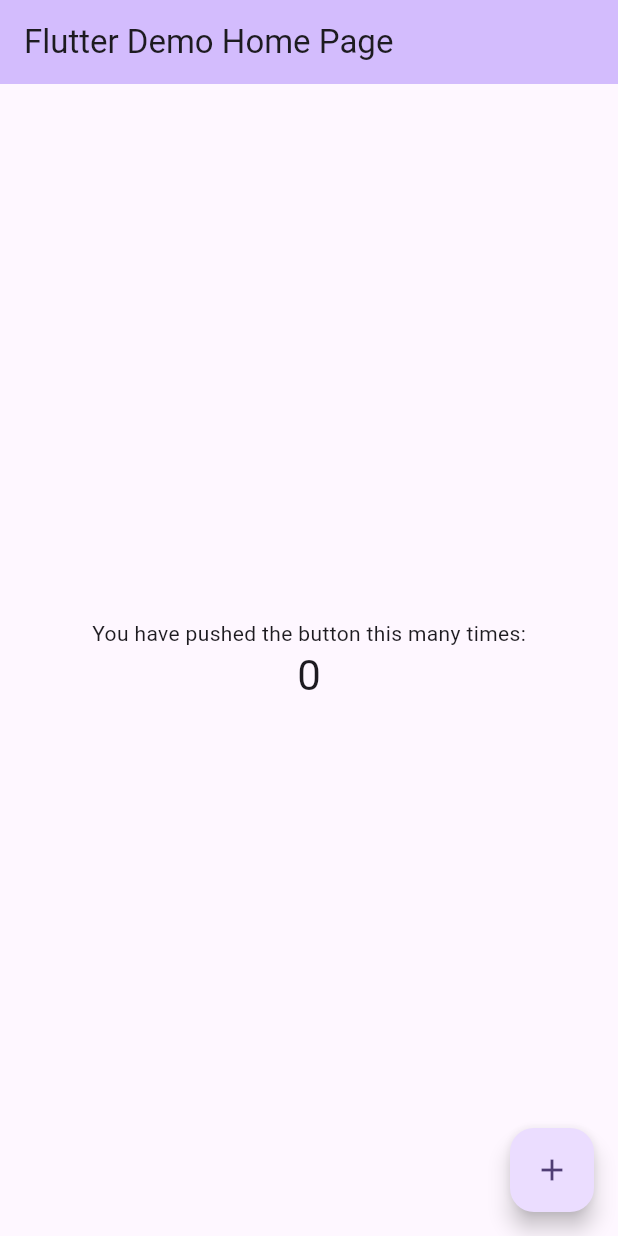
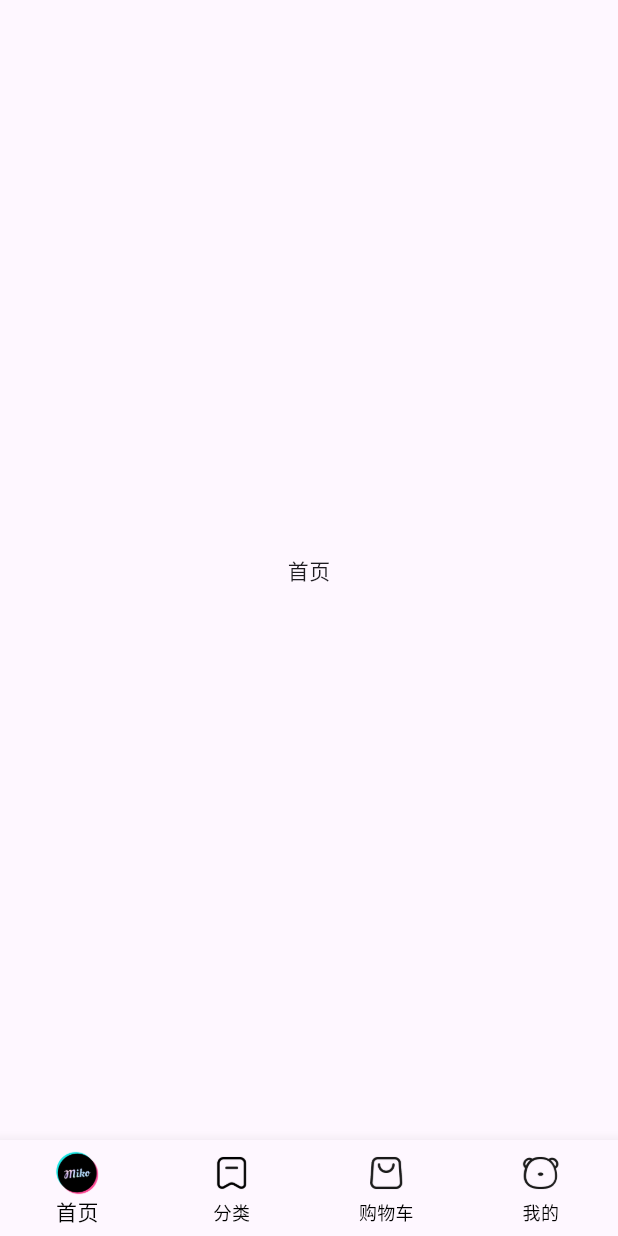
Before and after one commit to Felix-Chen-Raku/easy_mall, a Flutter app: the screen it shows after launch, on a phone screen of 412 x 824 dp. Run offline on Flutter 3.47's test engine with Material 3 defaults, Android fonts, the phone set to English and light mode, and no system bars.

Commit message:
完成了主页Tab栏

```diff
--- a/lib/main.dart
+++ b/lib/main.dart
@@ -1,122 +1,7 @@
 import 'package:flutter/material.dart';
+import 'package:easy_mall/routes/index.dart';
 
-void main() {
-  runApp(const MyApp());
+void main(List<String> args) {
+  // runApp 启动应用
+  runApp(getRootWidget());
 }
-
-class MyApp extends StatelessWidget {
-  const MyApp({super.key});
-
-  // This widget is the root of your application.
-  @override
-  Widget build(BuildContext context) {
-    return MaterialApp(
-      title: 'Flutter Demo',
-      theme: ThemeData(
-        // This is the theme of your application.
-        //
-        // TRY THIS: Try running your application with "flutter run". You'll see
-        // the application has a purple toolbar. Then, without quitting the app,
-        // try changing the seedColor in the colorScheme below to Colors.green
-        // and then invoke "hot reload" (save your changes or press the "hot
-        // reload" button in a Flutter-supported IDE, or press "r" if you used
-        // the command line to start the app).
-        //
-        // Notice that the counter didn't reset back to zero; the application
-        // state is not lost during the reload. To reset the state, use hot
-        // restart instead.
-        //
-        // This works for code too, not just values: Most code changes can be
-        // tested with just a hot reload.
-        colorScheme: ColorScheme.fromSeed(seedColor: Colors.deepPurple),
-      ),
-      home: const MyHomePage(title: 'Flutter Demo Home Page'),
-    );
-  }
-}
-
-class MyHomePage extends StatefulWidget {
-  const MyHomePage({super.key, required this.title});
-
-  // This widget is the home page of your application. It is stateful, meaning
-  // that it has a State object (defined below) that contains fields that affect
-  // how it looks.
-
-  // This class is the configuration for the state. It holds the values (in this
-  // case the title) provided by the parent (in this case the App widget) and
-  // used by the build method of the State. Fields in a Widget subclass are
-  // always marked "final".
-
-  final String title;
-
-  @override
-  State<MyHomePage> createState() => _MyHomePageState();
-}
-
-class _MyHomePageState extends State<MyHomePage> {
-  int _counter = 0;
-
-  void _incrementCounter() {
-    setState(() {
-      // This call to setState tells the Flutter framework that something has
-      // changed in this State, which causes it to rerun the build method below
-      // so that the display can reflect the updated values. If we changed
-      // _counter without calling setState(), then the build method would not be
-      // called again, and so nothing would appear to happen.
-      _counter++;
-    });
-  }
-
-  @override
-  Widget build(BuildContext context) {
-    // This method is rerun every time setState is called, for instance as done
-    // by the _incrementCounter method above.
-    //
-    // The Flutter framework has been optimized to make rerunning build methods
-    // fast, so that you can just rebuild anything that needs updating rather
-    // than having to individually change instances of widgets.
-    return Scaffold(
-      appBar: AppBar(
-        // TRY THIS: Try changing the color here to a specific color (to
-        // Colors.amber, perhaps?) and trigger a hot reload to see the AppBar
-        // change color while the other colors stay the same.
-        backgroundColor: Theme.of(context).colorScheme.inversePrimary,
-        // Here we take the value from the MyHomePage object that was created by
-        // the App.build method, and use it to set our appbar title.
-        title: Text(widget.title),
-      ),
-      body: Center(
-        // Center is a layout widget. It takes a single child and positions it
-        // in the middle of the parent.
-        child: Column(
-          // Column is also a layout widget. It takes a list of children and
-          // arranges them vertically. By default, it sizes itself to fit its
-          // children horizontally, and tries to be as tall as its parent.
-          //
-          // Column has various properties to control how it sizes itself and
-          // how it positions its children. Here we use mainAxisAlignment to
-          // center the children vertically; the main axis here is the vertical
-          // axis because Columns are vertical (the cross axis would be
-          // horizontal).
-          //
-          // TRY THIS: Invoke "debug painting" (choose the "Toggle Debug Paint"
-          // action in the IDE, or press "p" in the console), to see the
-          // wireframe for each widget.
-          mainAxisAlignment: MainAxisAlignment.center,
-          children: <Widget>[
-            const Text('You have pushed the button this many times:'),
-            Text(
-              '$_counter',
-              style: Theme.of(context).textTheme.headlineMedium,
-            ),
-          ],
-        ),
-      ),
-      floatingActionButton: FloatingActionButton(
-        onPressed: _incrementCounter,
-        tooltip: 'Increment',
-        child: const Icon(Icons.add),
-      ), // This trailing comma makes auto-formatting nicer for build methods.
-    );
-  }
-}
--- /dev/null
+++ b/lib/pages/Home/index.dart
@@ -0,0 +1,17 @@
+import 'package:flutter/material.dart';
+
+class HomeView extends StatefulWidget {
+  HomeView({Key? key}) : super(key: key);
+
+  @override
+  _HomeViewState createState() => _HomeViewState();
+}
+
+class _HomeViewState extends State<HomeView> {
+  @override
+  Widget build(BuildContext context) {
+    return Center(
+      child: Text('首页'),
+    );
+  }
+}
--- a/lib/pages/Main/index.dart
+++ b/lib/pages/Main/index.dart
@@ -0,0 +1,84 @@
+import 'package:easy_mall/pages/Cart/index.dart';
+import 'package:easy_mall/pages/Category/index.dart';
+import 'package:easy_mall/pages/Home/index.dart';
+import 'package:easy_mall/pages/My/index.dart';
+import 'package:flutter/material.dart';
+
+class MainPage extends StatefulWidget {
+  MainPage({Key? key}) : super(key: key);
+
+  @override
+  _MainPageState createState() => _MainPageState();
+}
+
+class _MainPageState extends State<MainPage> {
+  // 定义数据 根据数据进行渲染4个导航
+  final List<Map<String, String>> _tabList = [
+    {
+      'icon':'lib/assets/ic_public_home_normal.png',
+      'active_icon':'lib/assets/ic_public_home_active.png',
+      'text':'首页',
+      },
+    {
+      'icon':'lib/assets/ic_public_pro_normal.png',
+      'active_icon':'lib/assets/ic_public_pro_active.png',
+      'text':'分类',
+      },
+    {
+      'icon':'lib/assets/ic_public_cart_normal.png',
+      'active_icon':'lib/assets/ic_public_cart_active.png',
+      'text':'购物车',
+      },
+    {
+      'icon':'lib/assets/ic_public_my_normal.png',
+      'active_icon':'lib/assets/ic_public_my_active.png',
+      'text':'我的',
+      },
+  ];
+  int _currentIndex = 0;
+
+  // 返回底部渲染的四个分类
+  List<BottomNavigationBarItem> _getTabBarWidget(){
+    return List.generate(_tabList.length, (int index){
+      return BottomNavigationBarItem(
+        icon: Image.asset(_tabList[index]['icon']!,
+        width: 30,
+        height: 30,
+        ),
+        activeIcon: Image.asset(_tabList[index]['active_icon']!,
+        width: 30,
+        height: 30,
+        ),
+        label: _tabList[index]['text'],
+        );
+    });
+  }
+
+  // 返回四个页面
+  List<Widget> _getChildren(){
+    return [HomeView(), CategoryView(), CartView(), MyView()];
+  }
+
+  @override
+  Widget build(BuildContext context) {
+    return Scaffold(
+      body: SafeArea( // 避开安全区
+        child: IndexedStack( // 堆叠索引组件
+          index: _currentIndex,
+          children: _getChildren(),
+        ),
+      ),
+      bottomNavigationBar: BottomNavigationBar(
+        type: BottomNavigationBarType.fixed, // 底部tap图标不移动
+        showUnselectedLabels: true, // 显示没有选中的label
+        unselectedItemColor: Colors.black,
+        selectedItemColor: Colors.black,
+        onTap: (int index) {
+          _currentIndex = index;
+          setState(() {});
+        },
+        currentIndex: _currentIndex,
+        items: _getTabBarWidget()),
+    );
+  }
+}
--- a/lib/routes/index.dart
+++ b/lib/routes/index.dart
@@ -11,6 +11,7 @@
     routes: getRootRoutes(),
   );
 }
+
 // 返回该App的路由配置
 Map<String, Widget Function(BuildContext)> getRootRoutes (){
   return {
--- a/pubspec.yaml
+++ b/pubspec.yaml
@@ -58,8 +58,8 @@
   uses-material-design: true
 
   # To add assets to your application, add an assets section, like this:
-  # assets:
-  #   - images/a_dot_burr.jpeg
+  assets:
+   - lib/assets/
   #   - images/a_dot_ham.jpeg
 
   # An image asset can refer to one or more resolution-specific "variants", see
```
Also changed, not shown: lib/pages/Cart/index.dart (added, +18 -0 lines), lib/pages/Category/index.dart (added, +17 -0 lines), lib/pages/Login/index.dart (+22 -0 lines), lib/pages/My/index.dart (added, +17 -0 lines), lib/assets/ic_public_cart_active.png (added), lib/assets/ic_public_cart_normal.png (added), lib/assets/ic_public_home_active.png (added), lib/assets/ic_public_home_normal.png (added), lib/assets/ic_public_my_active.png (added), lib/assets/ic_public_my_normal.png (added), lib/assets/ic_public_pro_active.png (added), lib/assets/ic_public_pro_normal.png (added), 2 other files.
